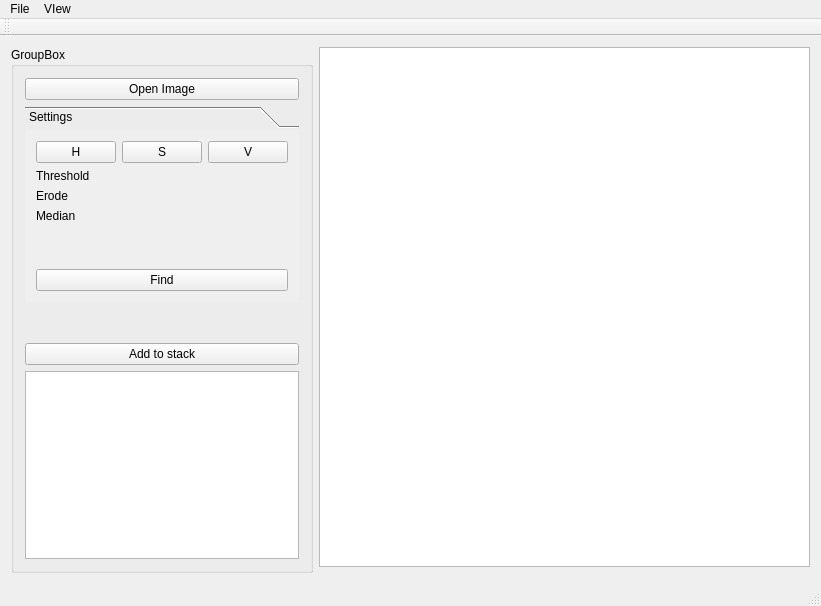
Above: mainwindow.ui from SevenLines/Liquor before the change. Below: the same form after it.
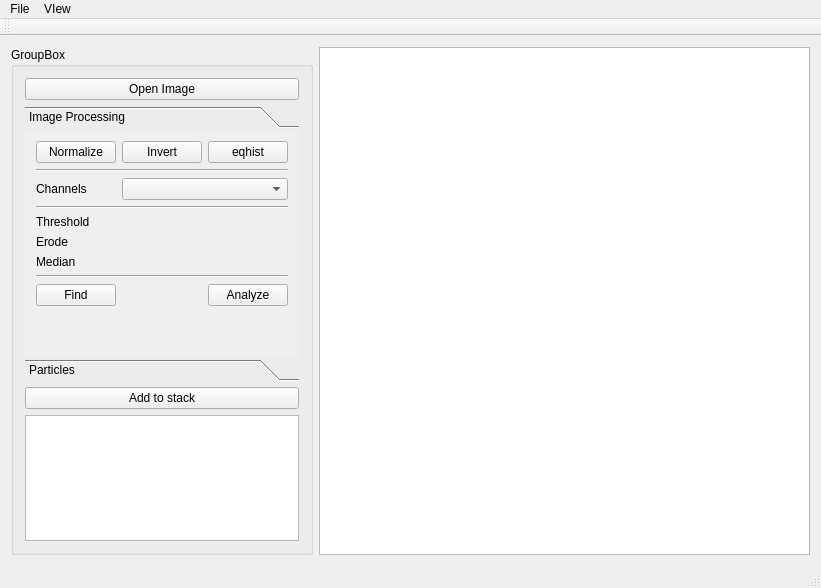
That is the form after the change. The open tabs and pages were chosen to show the change. Custom widgets are drawn as their Qt base class.

Commit message: first working version, with zoom, dump finding particles and auto analyze

Diff of the .ui file:
```diff
--- a/mainwindow.ui
+++ b/mainwindow.ui
@@ -7,7 +7,7 @@
     <x>0</x>
     <y>0</y>
     <width>821</width>
-    <height>606</height>
+    <height>588</height>
    </rect>
   </property>
   <property name="windowTitle">
@@ -21,6 +21,16 @@
     </sizepolicy>
    </property>
    <layout class="QGridLayout" name="gridLayout">
+    <item row="0" column="1" rowspan="2">
+     <widget class="MGraphicsView" name="graphicsView">
+      <property name="sizePolicy">
+       <sizepolicy hsizetype="Minimum" vsizetype="Minimum">
+        <horstretch>3</horstretch>
+        <verstretch>0</verstretch>
+       </sizepolicy>
+      </property>
+     </widget>
+    </item>
     <item row="0" column="0" rowspan="2">
      <widget class="QGroupBox" name="groupBox">
       <property name="sizePolicy">
@@ -85,15 +95,22 @@
             <x>0</x>
             <y>0</y>
             <width>270</width>
-            <height>146</height>
+            <height>243</height>
            </rect>
           </property>
           <attribute name="label">
-           <string>Settings</string>
+           <string>Image Processing</string>
           </attribute>
           <layout class="QGridLayout" name="gridLayout_4">
-           <item row="2" column="0" colspan="2">
-            <spacer name="verticalSpacer_4">
+           <item row="1" column="0" colspan="3">
+            <widget class="Line" name="line">
+             <property name="orientation">
+              <enum>Qt::Horizontal</enum>
+             </property>
+            </widget>
+           </item>
+           <item row="11" column="0">
+            <spacer name="verticalSpacer_3">
              <property name="orientation">
               <enum>Qt::Vertical</enum>
              </property>
@@ -105,7 +122,34 @@
              </property>
             </spacer>
            </item>
-           <item row="1" column="0">
+           <item row="0" column="0">
+            <widget class="QPushButton" name="btnNormalize">
+             <property name="text">
+              <string>Normalize</string>
+             </property>
+            </widget>
+           </item>
+           <item row="4" column="0" colspan="3">
+            <widget class="Line" name="line_2">
+             <property name="orientation">
+              <enum>Qt::Horizontal</enum>
+             </property>
+            </widget>
+           </item>
+           <item row="5" column="1" colspan="2">
+            <layout class="QVBoxLayout" name="verticalLayout_2">
+             <item>
+              <widget class="HorizontalSliderEx" name="sldThreshold" native="true"/>
+             </item>
+             <item>
+              <widget class="HorizontalSliderEx" name="sldErode" native="true"/>
+             </item>
+             <item>
+              <widget class="HorizontalSliderEx" name="sldMedian" native="true"/>
+             </item>
+            </layout>
+           </item>
+           <item row="5" column="0">
             <layout class="QVBoxLayout" name="verticalLayout">
              <item>
               <widget class="QLabel" name="label">
@@ -130,47 +174,100 @@
              </item>
             </layout>
            </item>
-           <item row="0" column="1">
-            <widget class="QPushButton" name="btnSatturation">
-             <property name="text">
-              <string>S</string>
-             </property>
-            </widget>
-           </item>
-           <item row="0" column="0">
-            <widget class="QPushButton" name="btnHue">
-             <property name="text">
-              <string>H</string>
-             </property>
-            </widget>
-           </item>
            <item row="0" column="2">
             <widget class="QPushButton" name="btnValue">
              <property name="text">
-              <string>V</string>
+              <string>eqhist</string>
              </property>
             </widget>
            </item>
-           <item row="1" column="1" colspan="2">
-            <layout class="QVBoxLayout" name="verticalLayout_2">
-             <item>
-              <widget class="HorizontalSliderEx" name="sldThreshold" native="true"/>
-             </item>
-             <item>
-              <widget class="HorizontalSliderEx" name="sldErode" native="true"/>
-             </item>
-             <item>
-              <widget class="HorizontalSliderEx" name="sldMedian" native="true"/>
-             </item>
-            </layout>
+           <item row="0" column="1">
+            <widget class="QPushButton" name="btnInvert">
+             <property name="text">
+              <string>Invert</string>
+             </property>
+            </widget>
            </item>
-           <item row="3" column="0" colspan="3">
+           <item row="10" column="0">
             <widget class="QPushButton" name="btnAnalyze">
              <property name="text">
               <string>Find</string>
              </property>
             </widget>
            </item>
+           <item row="9" column="0" colspan="3">
+            <widget class="Line" name="line_3">
+             <property name="orientation">
+              <enum>Qt::Horizontal</enum>
+             </property>
+            </widget>
+           </item>
+           <item row="2" column="1" colspan="2">
+            <widget class="QComboBox" name="cmbChannels"/>
+           </item>
+           <item row="2" column="0">
+            <widget class="QLabel" name="label_5">
+             <property name="text">
+              <string>Channels</string>
+             </property>
+            </widget>
+           </item>
+           <item row="10" column="2">
+            <widget class="QPushButton" name="btnAutoAnalzye">
+             <property name="text">
+              <string>Analyze</string>
+             </property>
+            </widget>
+           </item>
+          </layout>
+         </widget>
+         <widget class="QWidget" name="page">
+          <property name="geometry">
+           <rect>
+            <x>0</x>
+            <y>0</y>
+            <width>256</width>
+            <height>110</height>
+           </rect>
+          </property>
+          <attribute name="label">
+           <string>Particles</string>
+          </attribute>
+          <layout class="QGridLayout" name="gridLayout_3">
+           <item row="1" column="0">
+            <layout class="QHBoxLayout" name="horizontalLayout">
+             <item>
+              <widget class="QLabel" name="label_4">
+               <property name="text">
+                <string>Size</string>
+               </property>
+              </widget>
+             </item>
+             <item>
+              <widget class="HorizontalSliderEx" name="sldKeyProp" native="true"/>
+             </item>
+            </layout>
+           </item>
+           <item row="2" column="0">
+            <spacer name="verticalSpacer_2">
+             <property name="orientation">
+              <enum>Qt::Vertical</enum>
+             </property>
+             <property name="sizeHint" stdset="0">
+              <size>
+               <width>20</width>
+               <height>40</height>
+              </size>
+             </property>
+            </spacer>
+           </item>
+           <item row="0" column="0">
+            <widget class="QCheckBox" name="chkShowKeys">
+             <property name="text">
+              <string>show particles</string>
+             </property>
+            </widget>
+           </item>
           </layout>
          </widget>
         </widget>
@@ -201,16 +298,6 @@
       </layout>
      </widget>
     </item>
-    <item row="0" column="1">
-     <widget class="MGraphicsView" name="graphicsView">
-      <property name="sizePolicy">
-       <sizepolicy hsizetype="Expanding" vsizetype="Expanding">
-        <horstretch>3</horstretch>
-        <verstretch>0</verstretch>
-       </sizepolicy>
-      </property>
-     </widget>
-    </item>
    </layout>
   </widget>
   <widget class="QMenuBar" name="menuBar">
```
Left out of the diff: 10 changed lines with no effect on the pictures. The commit also changes 8 other files.
